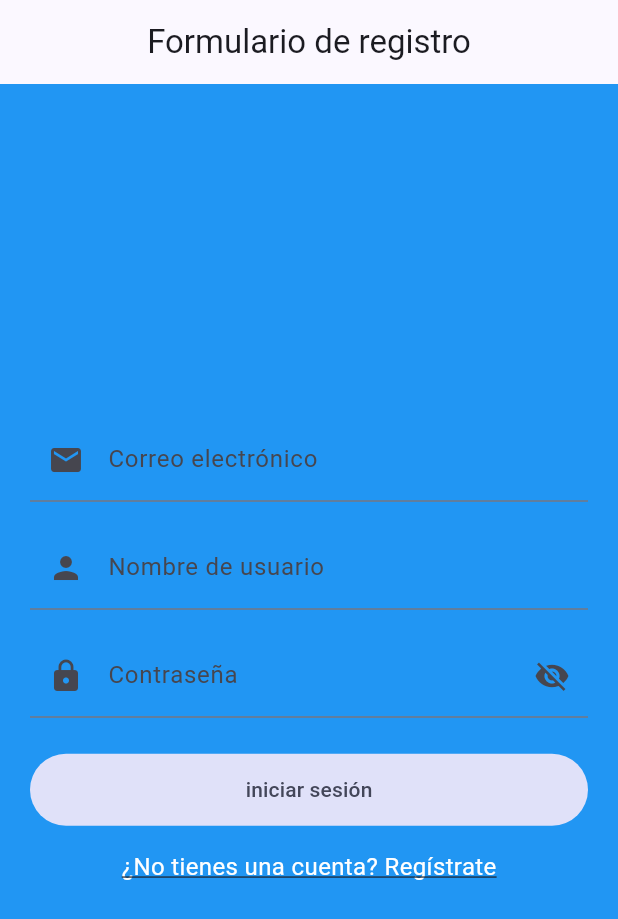
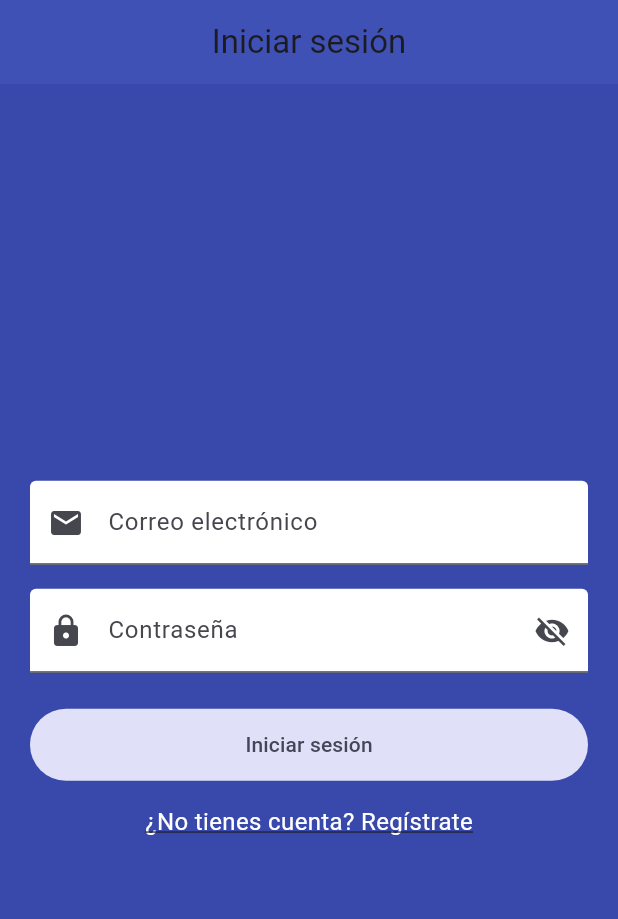
Before and after one commit to CristinaEuan/ForaneoPro, a Flutter app: the screen it shows after launch, on a phone screen of 412 x 824 dp. Shown: the top 919 px of the screen. Run offline on Flutter 3.47's test engine with Material 3 defaults, Android fonts, the phone set to English and light mode, and no system bars; our stand-ins replace cloud_firestore, firebase_auth, firebase_core; accounts and stored records are empty.

Commit message:
Mensaje explicando los cambios

```diff
--- a/lib/main.dart
+++ b/lib/main.dart
@@ -1,70 +1,88 @@
 import 'package:flutter/material.dart';
-import 'register_screen.dart'; //
+import 'package:firebase_core/firebase_core.dart';
+import 'package:firebase_auth/firebase_auth.dart';
+import 'register_screen.dart';
 import 'principalpag.dart';
 
-void main() {
+void main() async {
+  WidgetsFlutterBinding.ensureInitialized();
+  await Firebase.initializeApp();
   runApp(const MyApp());
 }
 
+// ======================= AuthWrapper =======================
+class AuthWrapper extends StatelessWidget {
+  const AuthWrapper({super.key});
+
+  @override
+  Widget build(BuildContext context) {
+    return StreamBuilder<User?>(
+      stream: FirebaseAuth.instance.authStateChanges(),
+      builder: (context, snapshot) {
+        if (snapshot.connectionState == ConnectionState.waiting) {
+          return const Scaffold(
+            body: Center(child: CircularProgressIndicator()),
+          );
+        }
+
+        if (snapshot.hasData) {
+          // Usuario logueado -> ir a PrincipalPag
+          return const PrincipalPag();
+        }
+
+        // Usuario no logueado -> ir a login
+        return const LoginPage();
+      },
+    );
+  }
+}
+
+// ======================= MyApp =======================
 class MyApp extends StatelessWidget {
   const MyApp({super.key});
 
   @override
   Widget build(BuildContext context) {
     return MaterialApp(
-      title: 'Registro demo',
+      title: 'Demo Firebase Auth',
       theme: ThemeData(
         useMaterial3: true,
         colorSchemeSeed: Colors.indigo,
       ),
       debugShowCheckedModeBanner: false,
-        home: const RegisterPage(),
+      home: const AuthWrapper(),
     );
   }
 }
 
-class RegisterPage extends StatefulWidget {
-  const RegisterPage({super.key});
+// ======================= LoginPage =======================
+class LoginPage extends StatefulWidget {
+  const LoginPage({super.key});
 
   @override
-  State createState() => _RegisterPageState();
+  State<LoginPage> createState() => _LoginPageState();
 }
 
-class _RegisterPageState extends State<RegisterPage> {
+class _LoginPageState extends State<LoginPage> {
+  final _auth = FirebaseAuth.instance;
   final _formKey = GlobalKey<FormState>();
 
   final TextEditingController _emailController = TextEditingController();
-  final TextEditingController _usernameController = TextEditingController();
   final TextEditingController _passwordController = TextEditingController();
 
-  final FocusNode _emailFocus = FocusNode();
-  final FocusNode _usernameFocus = FocusNode();
-  final FocusNode _passwordFocus = FocusNode();
-
+  bool _isLoading = false;
   bool _obscurePassword = true;
-  bool _isSubmitting = false;
 
   @override
   void dispose() {
     _emailController.dispose();
-    _usernameController.dispose();
     _passwordController.dispose();
-    _emailFocus.dispose();
-    _usernameFocus.dispose();
-    _passwordFocus.dispose();
     super.dispose();
   }
 
   String? _validateEmail(String? value) {
-    if (value == null || value.trim().isEmpty) return 'Ingresa un correo';
-    final emailRegex = RegExp(r'^[^@]+@[^@]+\.[^@]+');
-    if (!emailRegex.hasMatch(value.trim())) return 'Correo inválido';
-    return null;
-  }
-
-  String? _validateUsername(String? value) {
-    if (value == null || value.trim().isEmpty) return 'Ingresa un nombre de usuario';
-    if (value.trim().length < 3) return 'Mínimo 3 caracteres';
+    if (value == null || value.isEmpty) return 'Ingresa un correo';
+    if (!RegExp(r'^[^@]+@[^@]+\.[^@]+').hasMatch(value)) return 'Correo inválido';
     return null;
   }
 
@@ -74,145 +92,121 @@ class _RegisterPageState extends State<RegisterPage> {
     return null;
   }
 
-  // ⭐⭐⭐ SOLO ESTA PARTE FUE MODIFICADA ⭐⭐⭐
-  Future _submit() async {
-    final form = _formKey.currentState!;
-    if (!form.validate()) return;
+  Future<void> _login() async {
+    if (!_formKey.currentState!.validate()) return;
 
-    setState(() => _isSubmitting = true);
-    await Future.delayed(const Duration(seconds: 1));
-    setState(() => _isSubmitting = false);
+    setState(() => _isLoading = true);
 
-    // 👉 Ir a principalpag
-    Navigator.pushReplacement(
-      context,
-      MaterialPageRoute(builder: (_) => const PrincipalPag()),
+    try {
+      await _auth.signInWithEmailAndPassword(
+        email: _emailController.text.trim(),
+        password: _passwordController.text,
+      );
+
+      if (mounted) {
+        ScaffoldMessenger.of(context).showSnackBar(
+          const SnackBar(content: Text("✅ Inicio de sesión exitoso")),
         );
       }
-  // ⭐⭐⭐ FIN DE LA UNICA MODIFICACION ⭐⭐⭐
+    } on FirebaseAuthException catch (e) {
+      String message;
+      if (e.code == 'user-not-found' || e.code == 'wrong-password') {
+        message = 'Usuario o contraseña incorrectos';
+      } else {
+        message = 'Error: ${e.message}';
+      }
+      if (mounted) {
+        ScaffoldMessenger.of(context).showSnackBar(
+          SnackBar(content: Text("❌ $message"), backgroundColor: Colors.red),
+        );
+      }
+    } finally {
+      setState(() => _isLoading = false);
+    }
+  }
 
   @override
   Widget build(BuildContext context) {
     return Scaffold(
+      backgroundColor: Colors.indigo[600], // Fondo azul oscuro
       appBar: AppBar(
-        title: const Text('Formulario de registro'),
+        title: const Text("Iniciar sesión"),
         centerTitle: true,
+        backgroundColor: Colors.indigo,
       ),
-      body: Container(
-        color: Colors.blue,
-        child: Center(
+      body: Center(
         child: SingleChildScrollView(
-            padding: const EdgeInsets.symmetric(horizontal: 20, vertical: 24),
-            child: ConstrainedBox(
-              constraints: const BoxConstraints(maxWidth: 520),
+          padding: const EdgeInsets.all(20),
           child: Form(
             key: _formKey,
             child: Column(
               children: [
-                    // Correo
+                // EMAIL
                 TextFormField(
                   controller: _emailController,
-                      focusNode: _emailFocus,
-                      keyboardType: TextInputType.emailAddress,
-                      textInputAction: TextInputAction.next,
                   decoration: const InputDecoration(
-                        labelText: 'Correo electrónico',
-                        hintText: 'ejemplo@dominio.com',
+                    labelText: "Correo electrónico",
                     prefixIcon: Icon(Icons.email),
+                    filled: true,
+                    fillColor: Colors.white,
                   ),
                   validator: _validateEmail,
-                      onFieldSubmitted: (_) {
-                        _usernameFocus.requestFocus();
-                      },
                 ),
                 const SizedBox(height: 16),
 
-                    // Nombre usuario
+                // PASSWORD
                 TextFormField(
-                      controller: _usernameController,
-                      focusNode: _usernameFocus,
-                      textInputAction: TextInputAction.next,
-                      decoration: const InputDecoration(
-                        labelText: 'Nombre de usuario',
-                        hintText: 'Tu nombre público',
-                        prefixIcon: Icon(Icons.person),
+                  controller: _passwordController,
+                  obscureText: _obscurePassword,
+                  decoration: InputDecoration(
+                    labelText: "Contraseña",
+                    prefixIcon: const Icon(Icons.lock),
+                    filled: true,
+                    fillColor: Colors.white,
+                    suffixIcon: IconButton(
+                      icon: Icon(
+                        _obscurePassword ? Icons.visibility_off : Icons.visibility,
                       ),
-                      validator: _validateUsername,
-                      onFieldSubmitted: (_) {
-                        _passwordFocus.requestFocus();
-                      },
+                      onPressed: () => setState(() => _obscurePassword = !_obscurePassword),
+                    ),
+                  ),
+                  validator: _validatePassword,
+                ),
+                const SizedBox(height: 24),
+
+                // BOTÓN LOGIN
+                SizedBox(
+                  width: double.infinity,
+                  child: FilledButton.tonal(
+                    onPressed: _isLoading ? null : _login,
+                    child: _isLoading
+                        ? const CircularProgressIndicator(strokeWidth: 2)
+                        : const Padding(
+                            padding: EdgeInsets.symmetric(vertical: 14),
+                            child: Text("Iniciar sesión"),
+                          ),
+                  ),
                 ),
                 const SizedBox(height: 16),
 
-                    // Contraseña
-                    TextFormField(
-                      controller: _passwordController,
-                      focusNode: _passwordFocus,
-                      obscureText: _obscurePassword,
-                      decoration: InputDecoration(
-                        labelText: 'Contraseña',
-                        hintText: 'Mínimo 6 caracteres',
-                        prefixIcon: const Icon(Icons.lock),
-                        suffixIcon: IconButton(
-                          icon: Icon(_obscurePassword
-                              ? Icons.visibility_off
-                              : Icons.visibility),
-                          onPressed: () {
-                            setState(() =>
-                                _obscurePassword = !_obscurePassword);
-                          },
-                        ),
-                      ),
-                      validator: _validatePassword,
-                      onFieldSubmitted: (_) => _submit(),
-                    ),
-                    const SizedBox(height: 24),
-
-                    // Botón
-                    SizedBox(
-                      width: double.infinity,
-                      child: FilledButton.tonal(
-                        onPressed: _isSubmitting ? null : _submit,
-                        child: _isSubmitting
-                            ? const SizedBox(
-                                height: 20,
-                                width: 20,
-                                child:
-                                    CircularProgressIndicator(strokeWidth: 2),
-                              )
-                            : const Padding(
-                                padding: EdgeInsets.symmetric(vertical: 14),
-                                child: Text('iniciar sesión'),
-                              ),
-                      ),
-                    ),
-
-                    const SizedBox(height: 16),
-
-                    // 🔥 Texto para registrar nueva cuenta
+                // LINK A REGISTRO
                 GestureDetector(
                   onTap: () {
                     Navigator.push(
                       context,
-                          MaterialPageRoute(
-                            builder: (_) => RegisterScreen(),
-                          ),
+                      MaterialPageRoute(builder: (_) => const RegisterScreen()),
                     );
                   },
                   child: const Text(
-                        "¿No tienes una cuenta? Regístrate",
+                    "¿No tienes cuenta? Regístrate",
                     style: TextStyle(
+                      decoration: TextDecoration.underline,
+                      color: Colors.white,
                       fontSize: 16,
-                          color: Colors.white,
-                          decoration: TextDecoration.underline,
                     ),
                   ),
                 ),
-
-                    const SizedBox(height: 12),
               ],
-                ),
-              ),
             ),
           ),
         ),
```
Also changed, not shown: lib/register_screen.dart (+89 -81 lines), lib/firebase_options.dart (added), 2 other files. Lines whose indentation alone changed are shown as unchanged.
